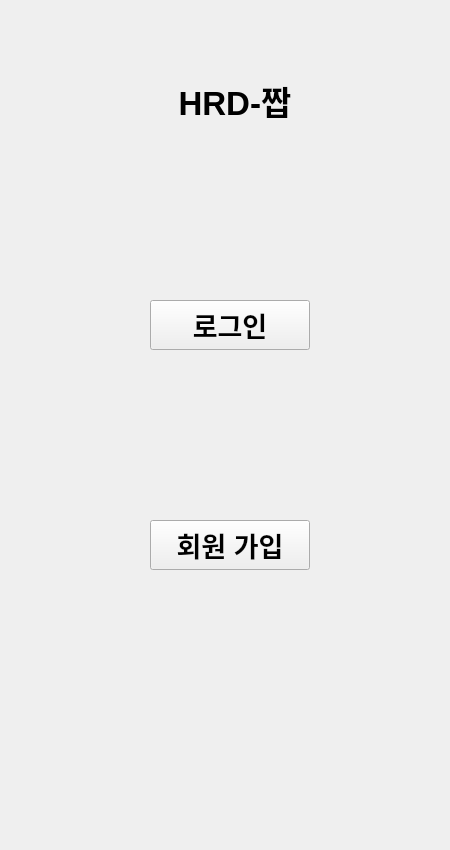
This is main.ui in minseokju/HrdApp as Qt 5 draws it before an edit. The edited form follows.
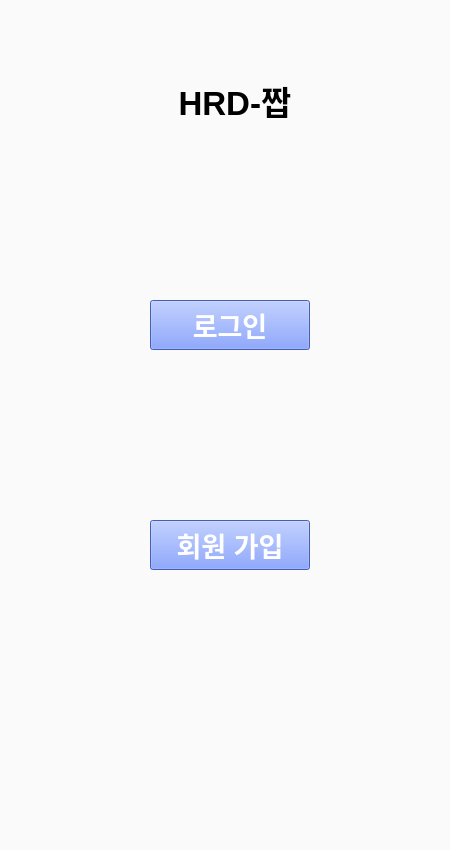
This is the edited form.

```diff
--- a/main.ui
+++ b/main.ui
@@ -13,6 +13,9 @@
   <property name="windowTitle">
    <string>Form</string>
   </property>
+  <property name="styleSheet">
+   <string notr="true">background-color : rgb(250, 250, 250)</string>
+  </property>
   <widget class="QLabel" name="label_5">
    <property name="geometry">
     <rect>
@@ -55,6 +58,10 @@
      <bold>true</bold>
     </font>
    </property>
+   <property name="styleSheet">
+    <string notr="true">background-color : rgb(96, 133, 255);
+color : rgb(255, 255, 255)</string>
+   </property>
    <property name="text">
     <string>회원 가입</string>
    </property>
@@ -75,6 +82,10 @@
      <bold>true</bold>
     </font>
    </property>
+   <property name="styleSheet">
+    <string notr="true">background-color : rgb(96, 133, 255);
+color : rgb(255, 255, 255)</string>
+   </property>
    <property name="text">
     <string>로그인</string>
    </property>
```
